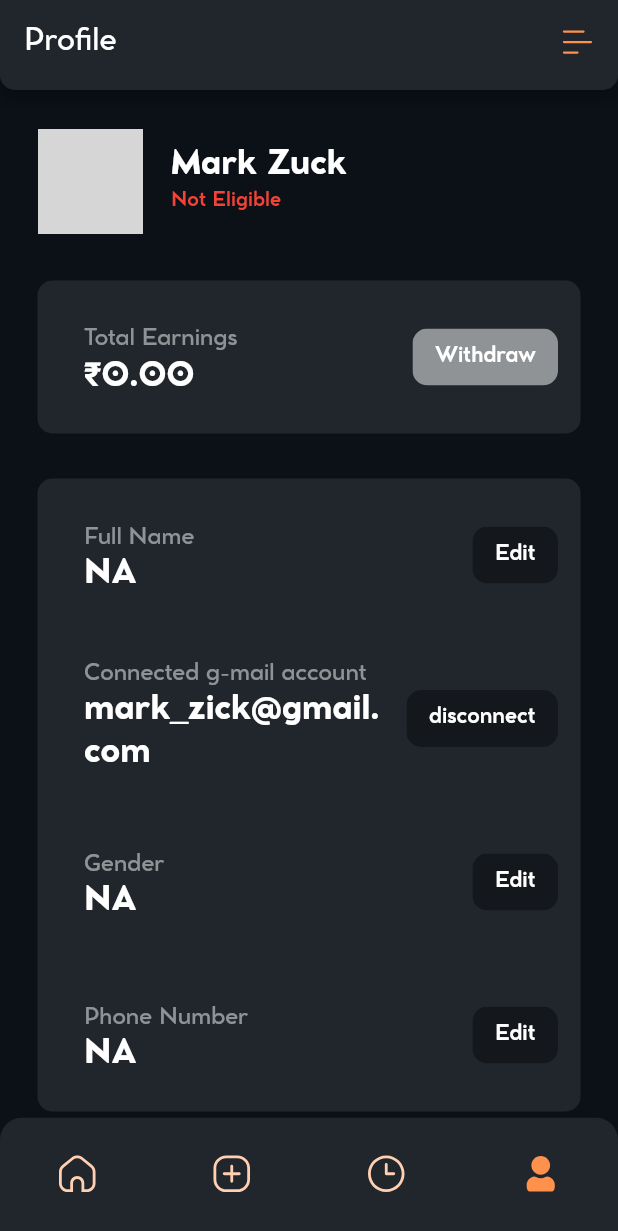
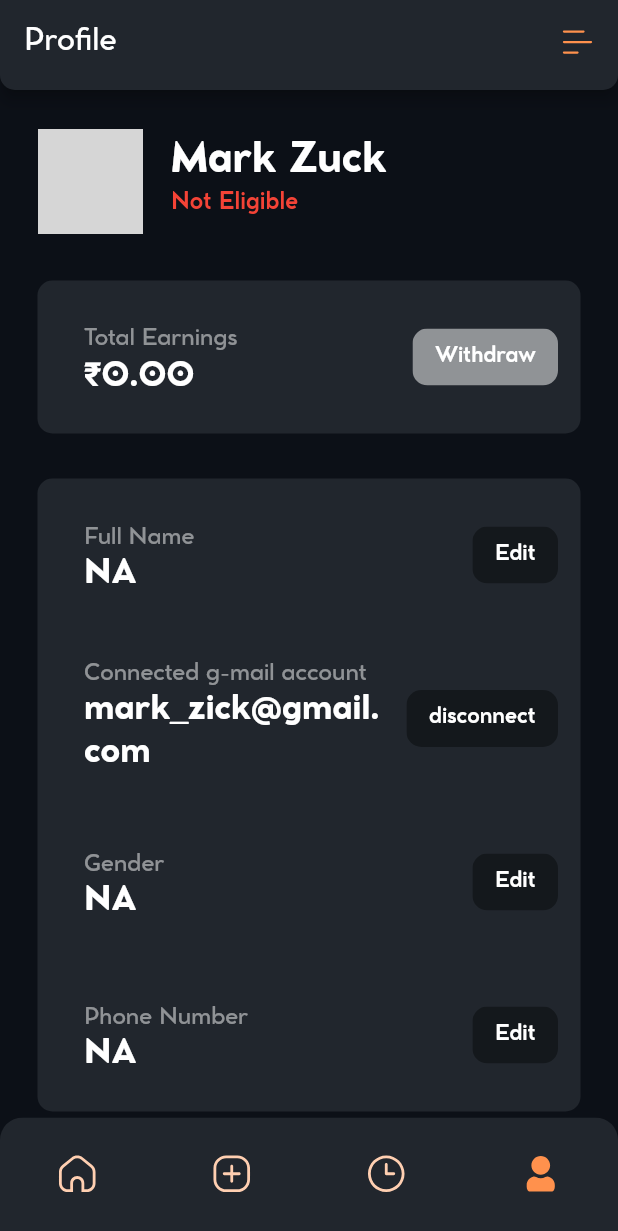
Before and after one commit to ramithks/helpmybuddy_frontend, a Flutter app: the MainPage screen opened by its route, item 4 of the bottom bar chosen, on a phone screen of 412 x 824 dp. Shown: the top 1231 px of the screen. Run offline on Flutter 3.47's test engine with Material 2 defaults, Android fonts, the phone set to English and light mode, and no system bars; our stand-ins replace flutter_svg, google_sign_in; network calls fail; grey boxes are pictures that could not be loaded.

Commit message:
changes to custom profile tile

```diff
--- a/lib/views/profile/components/profile_top_tile.dart
+++ b/lib/views/profile/components/profile_top_tile.dart
@@ -5,13 +5,17 @@ class ProfileTopTile extends StatelessWidget {
   final String profileImageUrl;
   final String profileName;
   final String profileSubtitle;
+  final Color profileSubtitleColor;
+  final bool showEditIcon; // Add a boolean property to control icon visibility
 
   const ProfileTopTile({
-    Key? key, // Use the correct syntax for the key parameter
+    Key? key,
     required this.profileImageUrl,
     required this.profileName,
     required this.profileSubtitle,
-  }) : super(key: key); // Initialize the super constructor properly
+    required this.profileSubtitleColor,
+    this.showEditIcon = true, // Set a default value for showEditIcon
+  }) : super(key: key);
 
   @override
   Widget build(BuildContext context) {
@@ -26,6 +30,7 @@ class ProfileTopTile extends StatelessWidget {
                 imageUrl: profileImageUrl,
               ),
             ),
+            if (showEditIcon) // Conditionally show the icon based on the boolean
               Positioned(
                 top: -10,
                 right: -10,
@@ -48,15 +53,15 @@ class ProfileTopTile extends StatelessWidget {
               profileName,
               style: const TextStyle(
                 color: AppColors.white,
-                fontSize: 22,
+                fontSize: 27,
                 fontWeight: FontWeight.bold,
               ),
             ),
             subtitle: Text(
               profileSubtitle,
               style: TextStyle(
-                color: AppColors.red,
-                fontSize: 13,
+                color: profileSubtitleColor,
+                fontSize: 15,
                 fontWeight: FontWeight.w600,
               ),
             ),
--- a/lib/views/profile/views/profile_screen.dart
+++ b/lib/views/profile/views/profile_screen.dart
@@ -13,11 +13,12 @@ class ProfileScreen extends StatelessWidget {
         padding: const EdgeInsets.all(25.0),
         child: Column(
           children: [
-            const ProfileTopTile(
+            ProfileTopTile(
               profileImageUrl:
                   'https://cdn.britannica.com/99/236599-050-1199AD2C/Mark-Zuckerberg-2019.jpg',
               profileName: 'Mark Zuck',
               profileSubtitle: 'Not Eligible',
+              profileSubtitleColor: AppColors.red,
             ),
             const SizedBox(height: 30),
             Container(
```
Lines whose indentation alone changed are shown as unchanged.
